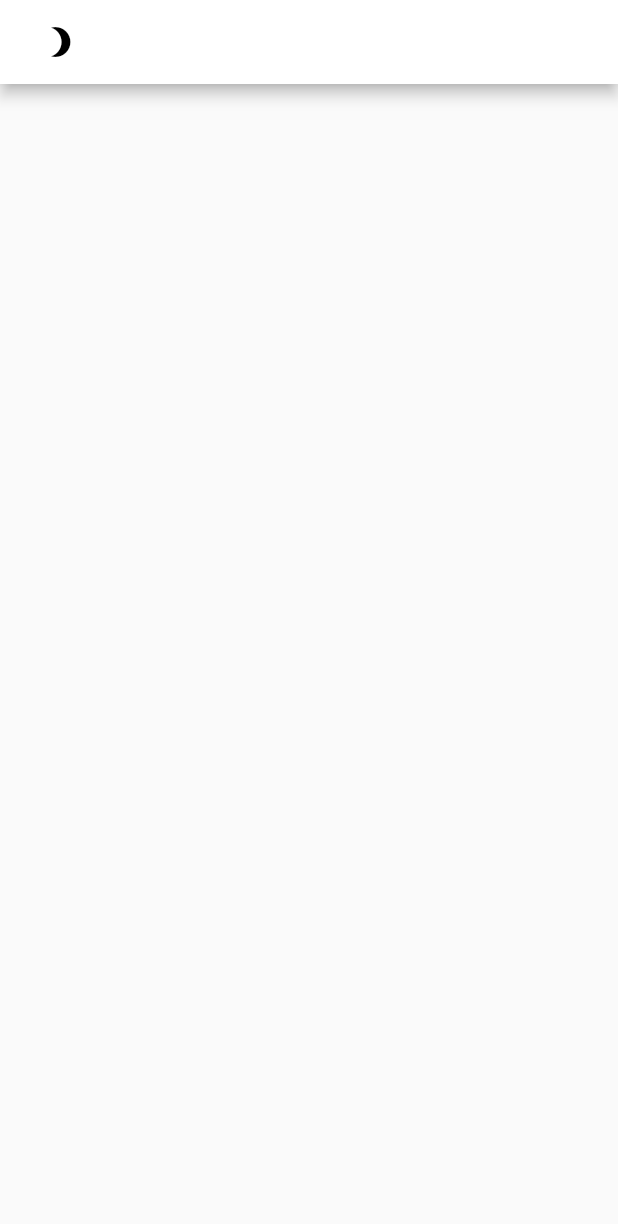
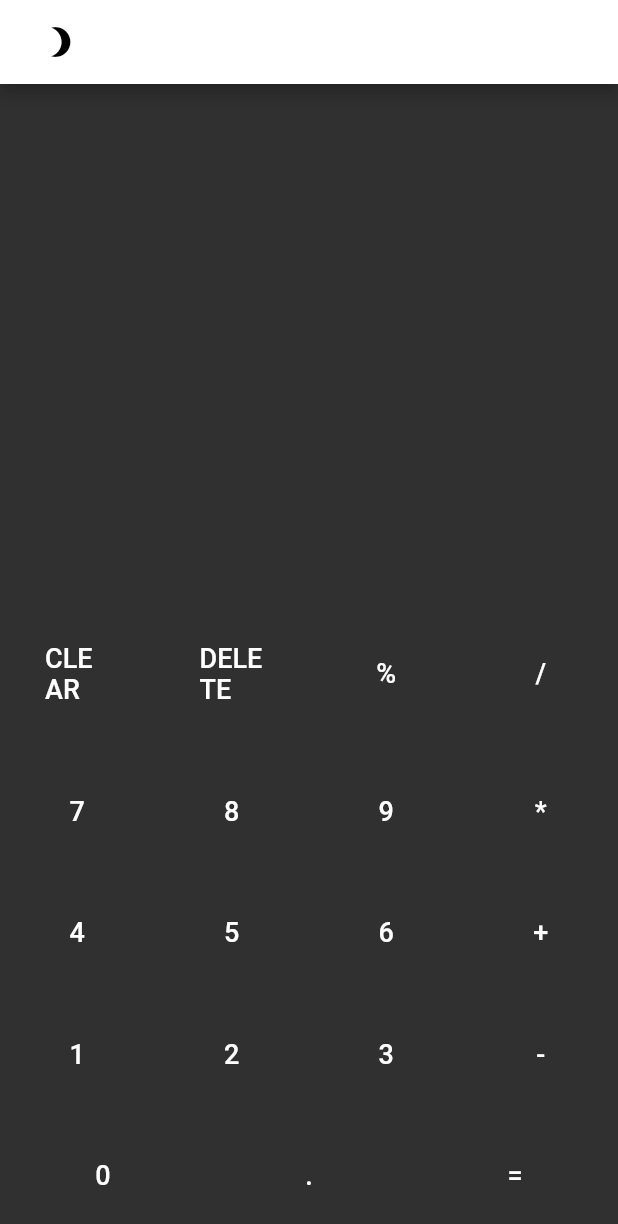
Before and after one commit to brobersonj/simple_calculator, a Flutter app: the screen it shows after launch, after a tap on the "brightness 3" icon, on a phone screen of 412 x 824 dp. Shown: the top 1224 px of the screen. Run offline on Flutter 3.47's test engine with Material 2 defaults, Android fonts, the phone set to English and light mode, and no system bars; our stand-ins replace dynamic_theme.

Commit message:
Finished Appbar Theme changer.
Added Calculator Display
Added Calculator button rows

```diff
--- a/lib/main.dart
+++ b/lib/main.dart
@@ -1,4 +1,4 @@
 import 'package:flutter/material.dart';
-import 'package:simple_calculator/ui/home_page.dart';
+import 'package:simple_calculator/view/home_page.dart';
 
 void main() => runApp(HomePage());
--- /dev/null
+++ b/lib/model/calculations.dart
@@ -0,0 +1,42 @@
+
+class Calculations {
+  static const PERIOD = '.';
+  static const MULTIPLY = '*';
+  static const SUBTRACT = '-';
+  static const ADD = '+';
+  static const DIVIDE = '/';
+  static const PERCENT = '%';
+  static const CLEAR = 'CLEAR';
+  static const DELETE = 'DELETE';
+  static const EQUAL = '=';
+  static const OPERATIONS = [
+    Calculations.ADD,
+    Calculations.MULTIPLY,
+    Calculations.SUBTRACT,
+    Calculations.DIVIDE,
+  ];
+
+  static double add(double a, double b) {
+    return a + b;
+
+  }
+
+
+  static double subtract(double a, double b) {
+    return a - b;
+
+  }
+
+
+  static double divide(double a, double b) {
+    return a / b;
+
+  }
+
+
+  static double multiply(double a, double b) {
+    return a * b;
+
+  }
+
+}
--- /dev/null
+++ b/lib/view/calculation_display.dart
@@ -0,0 +1,26 @@
+import 'package:flutter/material.dart';
+
+class CalculationDisplay extends StatelessWidget {
+  CalculationDisplay({this.value: ''});
+
+  final String value;
+
+  @override
+  Widget build(BuildContext context) {
+    return Padding(
+      padding: EdgeInsets.all(20),
+      child: Row(
+        children: <Widget>[
+          Text(
+            value,
+            style: TextStyle(
+              fontSize: 40,
+              fontWeight: FontWeight.bold
+            ),
+          )
+        ],
+        mainAxisAlignment: MainAxisAlignment.end,
+      ),
+    );
+  }
+}
--- /dev/null
+++ b/lib/view/calculator_button.dart
@@ -0,0 +1,32 @@
+import 'package:flutter/material.dart';
+
+typedef void CalculatorButtonTapCallback({String buttonText});
+
+class CalculatorButton extends StatelessWidget {
+  CalculatorButton({this.text, @required this.onTap});
+
+  final String text;
+  final CalculatorButtonTapCallback onTap;
+
+  @override
+  Widget build(BuildContext context) {
+    return Expanded(
+      child: Container(
+        child: FlatButton(
+          onPressed: () => onTap(buttonText: text),
+          child: Text(
+            text,
+            style: TextStyle(
+              fontSize: 18,
+              fontWeight: FontWeight.w500
+            ),
+          ),
+          padding: EdgeInsets.all(30),
+          highlightColor: Colors.blueGrey[100],
+          splashColor: Colors.blueAccent[100],
+        ),
+      ),
+    );
+  }
+
+}
--- /dev/null
+++ b/lib/view/calculator_buttons.dart
@@ -0,0 +1,38 @@
+import 'package:flutter/material.dart';
+import 'package:simple_calculator/model/calculations.dart';
+import 'package:simple_calculator/view/calculator_button.dart';
+import 'package:simple_calculator/view/calculator_row.dart';
+
+class CalculatorButtons extends StatelessWidget {
+  CalculatorButtons({@required this.onTap});
+
+  final CalculatorButtonTapCallback onTap;
+
+  @override
+  Widget build(BuildContext context) {
+    return Column(
+      children: <Widget>[
+        CalculatorRow(
+          buttons: [Calculations.CLEAR, Calculations.DELETE, Calculations.PERCENT, Calculations.DIVIDE],
+          onTap: onTap,
+        ),
+        CalculatorRow(
+          buttons: ['7', '8', '9', Calculations.MULTIPLY],
+          onTap: onTap,
+        ),
+        CalculatorRow(
+          buttons: ['4', '5', '6', Calculations.ADD],
+          onTap: onTap,
+        ),
+        CalculatorRow(
+          buttons: ['1', '2', '3', Calculations.SUBTRACT],
+          onTap: onTap,
+        ),
+        CalculatorRow(
+          buttons: ['0', Calculations.PERIOD, Calculations.EQUAL],
+          onTap: onTap,
+        ),
+      ],
+    );
+  }
+}
--- /dev/null
+++ b/lib/view/calculator_row.dart
@@ -0,0 +1,35 @@
+import 'package:flutter/material.dart';
+import 'package:simple_calculator/view/calculator_button.dart';
+
+
+class CalculatorRow extends StatelessWidget {
+  CalculatorRow({@required this.buttons,  @required this.onTap });
+
+  final List<String> buttons;
+  final CalculatorButtonTapCallback onTap;
+
+  @override
+  Widget build(BuildContext context) {
+    return Row(
+      children: rowButtons(),
+      mainAxisAlignment: MainAxisAlignment.spaceAround,
+    );
+  }
+
+
+  List<Widget> rowButtons() {
+    List<Widget> rowButtons = [];
+
+    buttons.forEach((String buttonText) {
+      rowButtons.add(
+        CalculatorButton(
+          text: buttonText,
+          onTap: onTap,
+        ),
+      );
+    });
+
+    return rowButtons;
+  }
+
+}
--- a/lib/ui/home_page.dart
+++ b/lib/view/home_page.dart
@@ -1,17 +1,26 @@
 import 'package:flutter/material.dart';
+import 'package:dynamic_theme/dynamic_theme.dart';
+import 'package:simple_calculator/view/calculation_display.dart';
+import 'package:simple_calculator/view/calculator_buttons.dart';
 
 class HomePage extends StatelessWidget {
   // This widget is the root of your application.
   @override
   Widget build(BuildContext context) {
-      return MaterialApp(
-      title: 'Simple Calculator',
-      theme: ThemeData(
-        primaryColor: Colors.white,
-        brightness: Brightness.light,
-      ),
-      home: CalculatorHomePage(title: 'Simple Calculator'),
-    );
+      return DynamicTheme(
+        defaultBrightness: Brightness.light,
+        data: (brightness) => ThemeData(
+          primaryColor: Colors.white,
+          brightness: brightness,
+        ),
+        themedWidgetBuilder: (context, theme) {
+          return MaterialApp(
+            title: 'Simple Calculator',
+            theme: theme,
+            home: CalculatorHomePage(title: 'Simple Calculator'),
+          );
+        }
+      );
   }
 }
 
@@ -32,7 +41,6 @@ class _CalculatorHomePageState extends State<CalculatorHomePage> {
   List<String> operations = [];
   List<String> calculations = [];
   String calculatorString = '';
-  Brightness brightness;
 
   @override
   Widget build(BuildContext context) {
@@ -43,7 +51,7 @@ class _CalculatorHomePageState extends State<CalculatorHomePage> {
               IconButton(
                 icon: Icon(Icons.brightness_3),
                 onPressed: () {
-                  _changeThemeBrightness(context);
+                  changeThemeBrightness();
                 },
               ),
             ],
@@ -51,23 +59,21 @@ class _CalculatorHomePageState extends State<CalculatorHomePage> {
         ),
         body: Column(
           children: <Widget>[
-            //NumberDisplay(value: calculatorString),
-            //CalculatorButtons(onTap: _onPressed),
+            CalculationDisplay(value: calculatorString),
+            CalculatorButtons(onTap: _onPressed),
           ],
           mainAxisAlignment: MainAxisAlignment.spaceBetween,
-        ));
+        )
+    );
   }
 
-  _changeThemeBrightness(BuildContext context) async {
-      setState(() {
-        //brightness = context.;
-        //isNewEquation = false;
-        //calculatorString = Calculator.parseString(result);
-      });
-
+  void changeThemeBrightness() {
+    DynamicTheme.of(context).setBrightness(
+      Theme.of(context).brightness == Brightness.dark? Brightness.light: Brightness.dark
+      );
   }
 
-  // void _onPressed({String buttonText}) {
+  void _onPressed({String buttonText}) {
   //   // Standard mathematical operations
   //   if (Calculations.OPERATIONS.contains(buttonText)) {
   //     return setState(() {
@@ -117,5 +123,5 @@ class _CalculatorHomePageState extends State<CalculatorHomePage> {
   //       calculatorString += buttonText;
   //     }
   //   });
-  //}
+  }
 }
--- a/pubspec.yaml
+++ b/pubspec.yaml
@@ -23,6 +23,7 @@ dependencies:
   # The following adds the Cupertino Icons font to your application.
   # Use with the CupertinoIcons class for iOS style icons.
   cupertino_icons: ^0.1.2
+  dynamic_theme:
 
 dev_dependencies:
   flutter_test:
```
Also changed, not shown: pubspec.lock.
